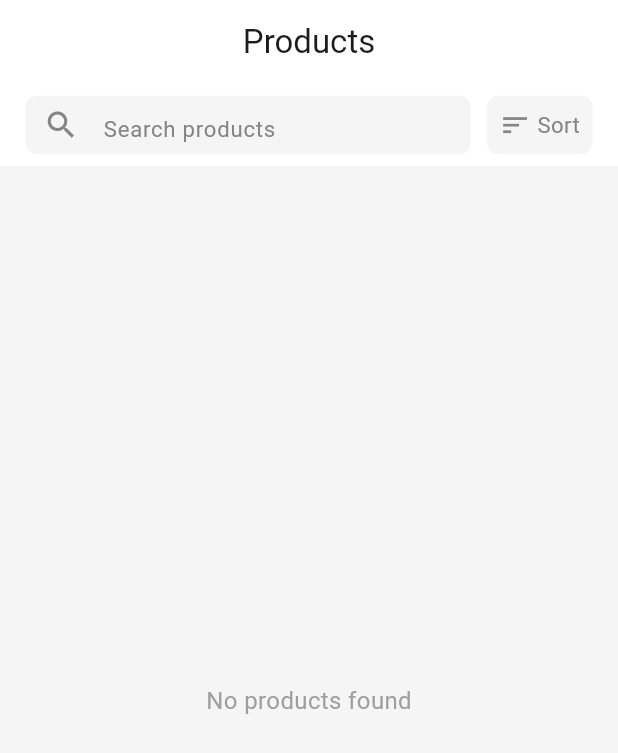
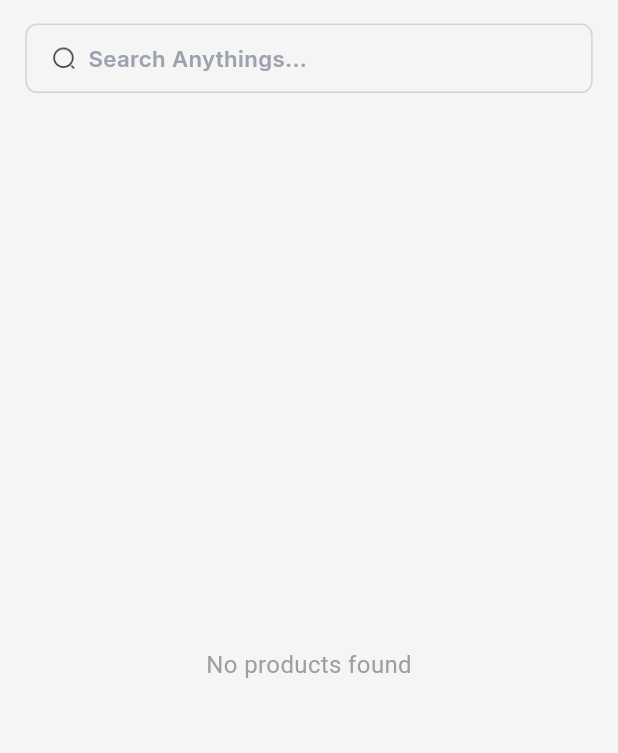
Before and after one commit to zihadsikder/task_project, a Flutter app: the screen it shows after launch, on a phone screen of 412 x 824 dp. Shown: the top 753 px of the screen. Run offline on Flutter 3.47's test engine with Material 3 defaults, Android fonts, the phone set to English and light mode, and no system bars; our stand-ins replace get, google_fonts, hive_flutter, logger, shared_preferences, shimmer; accounts and stored records are empty; network calls fail.

Commit message:
add shimmer when data fetching

```diff
--- /dev/null
+++ b/lib/app/data/core/utils/constans/icon_path.dart
@@ -0,0 +1,6 @@
+class IconPath{
+  IconPath._();
+  static const  String _basePath='assets/icons';
+  static const  String filer='$_basePath/filer.png';
+  static const  String search='$_basePath/search.png';
+}
--- a/lib/app/modules/home/views/home_view.dart
+++ b/lib/app/modules/home/views/home_view.dart
@@ -1,11 +1,12 @@
 import 'package:flutter/material.dart';
 import 'package:get/get.dart';
+import 'package:task_project/app/data/core/common/widgets/custom_text.dart';
 import 'package:task_project/app/data/core/utils/constans/app_color.dart';
 import 'package:task_project/app/data/core/utils/constans/app_sizer.dart';
+import 'package:task_project/app/data/core/utils/constans/icon_path.dart';
+import 'package:task_project/app/modules/home/views/screen/search_screen.dart';
 import 'package:task_project/app/modules/home/views/widgets/product_card.dart';
-import 'package:task_project/app/modules/home/views/widgets/search_bar.dart';
-import 'package:task_project/app/modules/home/views/widgets/sort_dropdown.dart';
-
+import 'package:task_project/app/modules/home/views/widgets/shimmer_loading.dart';
 
 import '../controllers/home_controller.dart';
 
@@ -14,38 +15,45 @@ class HomeView extends GetView<HomeController> {
 
   @override
   Widget build(BuildContext context) {
-    return Scaffold(
+    return SafeArea(
+      child: Scaffold(
         backgroundColor: AppColors.background,
-      appBar: AppBar(
-        title: const Text('Products'),
-        centerTitle: true,
-        backgroundColor: Colors.white,
-        elevation: 0,
-      ),
         body: Column(
           children: [
+            //SizedBox(height: 24.h),
             Container(
-            color: Colors.white,
-            padding: EdgeInsets.symmetric(horizontal: 16.w, vertical: 8.h),
+
+              decoration: BoxDecoration(
+                borderRadius: BorderRadius.circular(8.h),
+                color: Colors.transparent,
+                border: Border.all(width: 1,color: Color(0xffD1D5DB))
+              ),
+              margin: EdgeInsets.only(left: 16.w, right :16.w,top: 16.h),
+              padding: EdgeInsets.symmetric(horizontal: 16.w, vertical: 12.h),
+              child: InkWell(
+                onTap: (){
+                  Get.to(()=> SearchScreen());
+                },
                 child: Row(
                   children: [
-                Expanded(
-                  child: CustomSearchBar(
-                    onChanged: controller.updateSearchQuery,
-                  ),
-                ),
-                SizedBox(width: 10.w),
-                SortDropdown(
-                  onChanged: controller.updateSortOption,
+                    Image.asset(IconPath.search,height: 16.h,),
+                    //Icon(Icons.search_outlined,color: AppColors.textSecondary ,),
+                    SizedBox(width: 8.w),
+                    CustomText(
+                      text: 'Search Anythings...',
+                      color:  Color(0xff9CA3AF),
+                      fontSize: 14.sp,
                     ),
                   ],
+                ),
               ),
             ),
             Expanded(
               child: Obx(() {
                 // Show loading indicator when fetching initial data
-              if (controller.inProgress.value && controller.productList.isEmpty) {
-                return const Center(child: CircularProgressIndicator());
+                if (controller.inProgress.value &&
+                    controller.productList.isEmpty) {
+                  return const ShimmerLoading();
                 }
 
                 // Show empty state if no products are available
@@ -70,14 +78,19 @@ class HomeView extends GetView<HomeController> {
                     child: GridView.builder(
                       controller: controller.scrollController,
                       padding: EdgeInsets.symmetric(vertical: 16.h),
-                    gridDelegate: const SliverGridDelegateWithFixedCrossAxisCount(
+                      gridDelegate:
+                          const SliverGridDelegateWithFixedCrossAxisCount(
                             crossAxisCount: 2,
                             childAspectRatio: 0.7,
                             crossAxisSpacing: 10,
                             mainAxisSpacing: 10,
                           ),
-                    itemCount: controller.filteredProducts.length +
-                        (controller.inProgress.value && controller.productList.isNotEmpty ? 2 : 0),
+                      itemCount:
+                          controller.filteredProducts.length +
+                          (controller.inProgress.value &&
+                                  controller.productList.isNotEmpty
+                              ? 2
+                              : 0),
                       itemBuilder: (context, index) {
                         // Show loading at the end for pagination
                         if (index >= controller.filteredProducts.length) {
@@ -94,6 +107,7 @@ class HomeView extends GetView<HomeController> {
             ),
           ],
         ),
+      ),
     );
   }
 }
--- a/lib/app/modules/home/views/widgets/search_bar.dart
+++ b/lib/app/modules/home/views/widgets/search_bar.dart
@@ -1,6 +1,8 @@
 import 'package:flutter/material.dart';
 import 'package:task_project/app/data/core/utils/constans/app_color.dart';
 import 'package:task_project/app/data/core/utils/constans/app_sizer.dart';
+
+import '../../../../data/core/utils/constans/icon_path.dart';
 
 class CustomSearchBar extends StatelessWidget {
   final Function(String) onChanged;
@@ -13,11 +15,14 @@ class CustomSearchBar extends StatelessWidget {
   @override
   Widget build(BuildContext context) {
     return Container(
-      height: 40.h,
+
       decoration: BoxDecoration(
-        color: AppColors.background,
-        borderRadius: BorderRadius.circular(8),
+          borderRadius: BorderRadius.circular(8.h),
+          color: Colors.transparent,
+          border: Border.all(width: 1,color: Color(0xffD1D5DB))
       ),
+      margin: EdgeInsets.only(top: 16.h),
+      padding: EdgeInsets.symmetric(horizontal: 16.w, vertical: 2.h),
       child: TextField(
         onChanged: onChanged,
         decoration: InputDecoration(
@@ -26,10 +31,7 @@ class CustomSearchBar extends StatelessWidget {
             color: AppColors.textSecondary,
             fontSize: 14.sp,
           ),
-          prefixIcon: const Icon(
-            Icons.search,
-            color: AppColors.textSecondary,
-          ),
+          prefixIcon: Image.asset(IconPath.search,height: 16.h,),
           border: InputBorder.none,
           contentPadding: EdgeInsets.symmetric(vertical: 10.h),
         ),
--- a/pubspec.yaml
+++ b/pubspec.yaml
@@ -69,6 +69,10 @@ flutter:
   # the material Icons class.
   uses-material-design: true
 
+  assets:
+    - assets/icons/
+
+
   # To add assets to your application, add an assets section, like this:
   # assets:
   #   - images/a_dot_burr.jpeg
```
Also changed, not shown: lib/app/modules/home/views/screen/search_screen.dart (+6 -8 lines), lib/app/modules/home/views/widgets/shimmer_loading.dart (added, +94 -0 lines), lib/app/modules/home/views/widgets/sort_dropdown.dart (+82 -42 lines), assets/icons/filer.png (added), assets/icons/search.png (added). Lines whose indentation alone changed are shown as unchanged.
